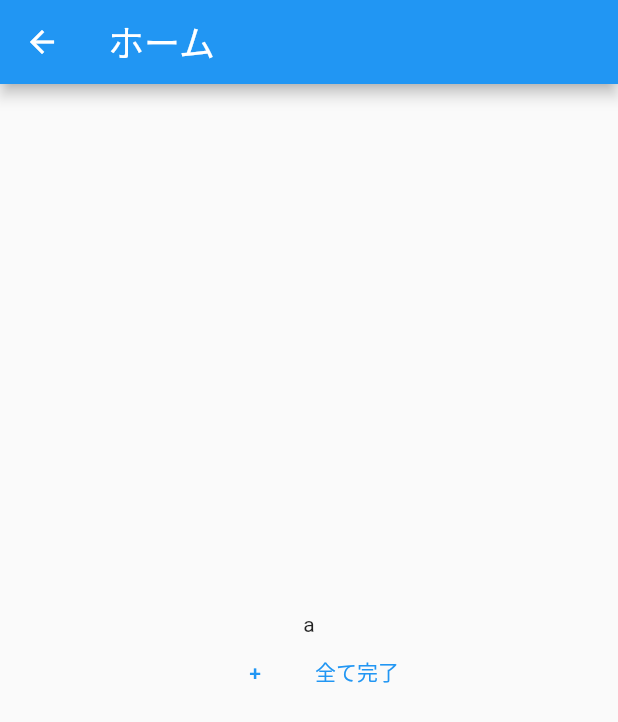
After one commit to kikuchi-masahide/simple-todo, a Flutter app: the HomeView screen opened directly, on a phone screen of 412 x 824 dp. The commit adds this screen. Shown: the top 722 px of the screen. Run offline on Flutter 3.47's test engine with Material 2 defaults, Android fonts, the phone set to English and light mode, and no system bars.

Commit message:
homeページのクラスだけの追加とhomeページへの遷移追加

```diff
--- /dev/null
+++ b/flutter_app/lib/View/component/tasks_scroll_list.dart
@@ -0,0 +1,8 @@
+import 'package:flutter/material.dart';
+
+class TasksScrollList extends StatelessWidget {
+  @override
+  Widget build(BuildContext context) {
+    return Text('a');
+  }
+}
--- /dev/null
+++ b/flutter_app/lib/View/home/home_view.dart
@@ -0,0 +1,33 @@
+import 'package:flutter/material.dart';
+import 'package:flutter_app/view/component/normal_button.dart';
+import 'package:flutter_app/view/component/tasks_scroll_list.dart';
+
+class HomeView extends StatelessWidget {
+  @override
+  Widget build(BuildContext context) {
+    return Scaffold(
+      appBar: AppBar(
+          title: const Text(
+        'ホーム',
+        style: TextStyle(fontSize: 24.0),
+      )),
+      body: Column(
+        mainAxisAlignment: MainAxisAlignment.center,
+        mainAxisSize: MainAxisSize.max,
+        crossAxisAlignment: CrossAxisAlignment.center,
+        children: [
+          TasksScrollList(),
+          Row(
+            mainAxisAlignment: MainAxisAlignment.center,
+            mainAxisSize: MainAxisSize.max,
+            crossAxisAlignment: CrossAxisAlignment.center,
+            children: [
+              NormalButton('+', () {}, true),
+              NormalButton('全て完了', () {}, true),
+            ],
+          )
+        ],
+      ),
+    );
+  }
+}
--- a/flutter_app/lib/main.dart
+++ b/flutter_app/lib/main.dart
@@ -3,11 +3,13 @@ import 'package:flutter_app/model/db/db_proxy.dart';
 import 'package:flutter_app/model/db/develop_server_db.dart';
 import 'package:flutter_app/model/db/local_db.dart';
 import 'package:flutter_app/model/service/auth_service.dart';
+import 'package:flutter_app/view/home/home_view_provider.dart';
 import 'package:flutter_app/view/login/login_view_provider.dart';
 import 'package:provider/provider.dart';
 
 void main() {
-  final DBProxy dbProxy = DevelopServerDB();
+  //final DBProxy dbProxy = DevelopServerDB();
+  final DBProxy dbProxy = LocalDB();
   runApp(MultiProvider(
     providers: [
       ChangeNotifierProvider(create: (_) => AuthService(dbProxy)),
@@ -24,6 +26,7 @@ class MyApp extends StatelessWidget {
       initialRoute: '/login',
       routes: {
         '/login': (context) => LoginViewProvider(),
+        '/home': (context) => HomeViewProvider(),
       },
     );
   }
```
Also changed, not shown: flutter_app/lib/Model/Service/auth_service.dart (+7 -4 lines), flutter_app/lib/Model/Service/task_data_service.dart (+7 -3 lines), flutter_app/lib/View/Login/login_view.dart (+8 -1 lines), flutter_app/lib/View/Login/login_view_model.dart (+5 -7 lines), flutter_app/lib/View/home/home_view_model.dart (added, +8 -0 lines), flutter_app/lib/View/home/home_view_provider.dart (added, +17 -0 lines), flutter_app/lib/View/register/register_view.dart (+9 -1 lines), flutter_app/lib/View/register/register_view_model.dart (+5 -7 lines).
